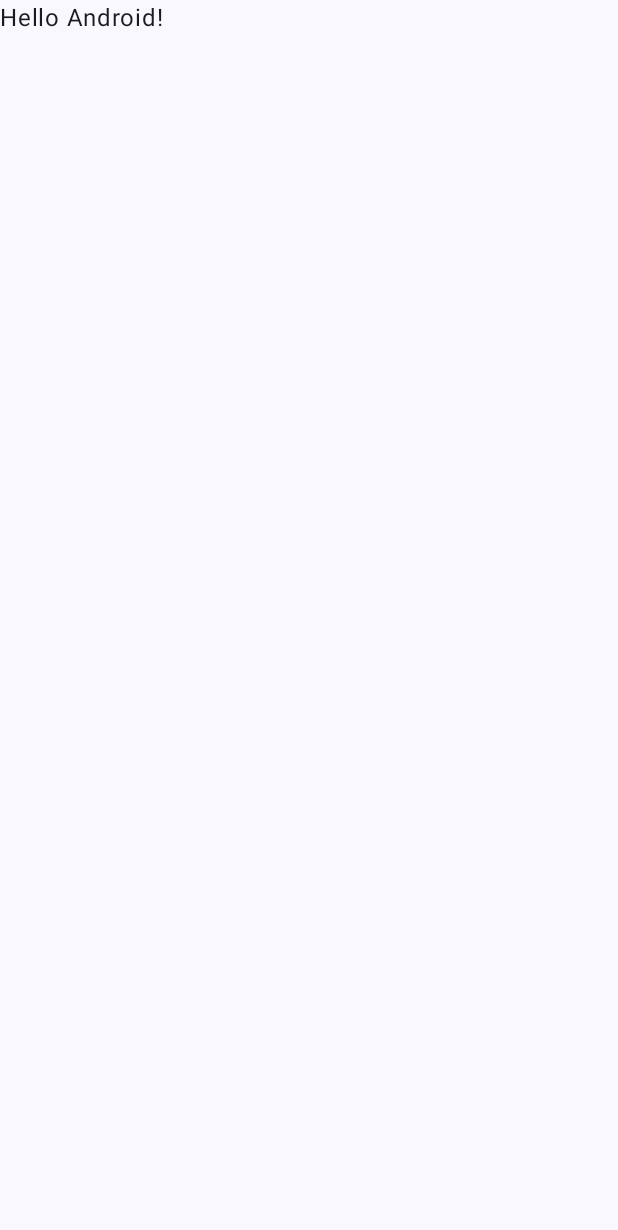
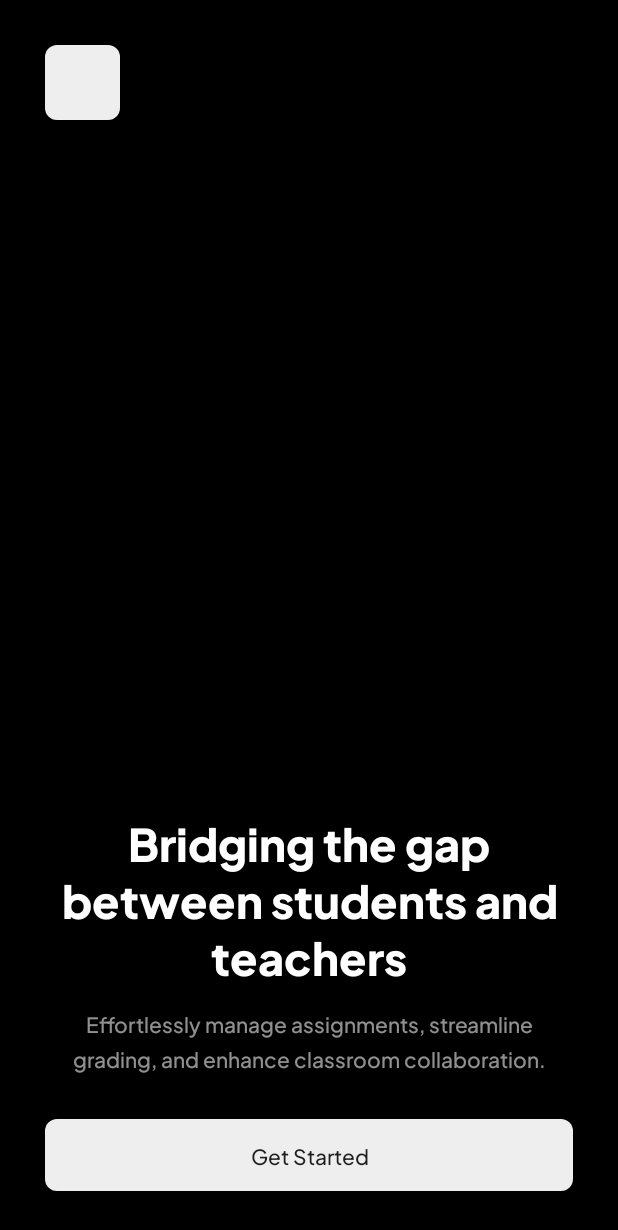
Before and after one commit to kyeboard/classroom, an Android app built with Jetpack Compose: the screen it shows after launch (MainActivity), on a phone screen of 412 x 824 dp. Before the commit the part shown is almost empty. Shown: the top 1230 px of the screen. Run offline under Robolectric (Android 15) with nearby library versions, the phone set to English and light mode, and no system bars.

Commit message:
Create onboarding page

```diff
--- a/app/build.gradle
+++ b/app/build.gradle
@@ -56,6 +56,7 @@ dependencies {
     implementation 'androidx.compose.ui:ui-graphics'
     implementation 'androidx.compose.ui:ui-tooling-preview'
     implementation 'androidx.compose.material3:material3'
+    implementation 'androidx.constraintlayout:constraintlayout:2.1.4'
     testImplementation 'junit:junit:4.13.2'
     androidTestImplementation 'androidx.test.ext:junit:1.1.5'
     androidTestImplementation 'androidx.test.espresso:espresso-core:3.5.1'
--- a/app/src/main/java/me/kyeboard/oxide/MainActivity.kt
+++ b/app/src/main/java/me/kyeboard/oxide/MainActivity.kt
@@ -15,32 +15,6 @@ import me.kyeboard.oxide.ui.theme.OxideTheme
 class MainActivity : ComponentActivity() {
     override fun onCreate(savedInstanceState: Bundle?) {
         super.onCreate(savedInstanceState)
-        setContent {
-            OxideTheme {
-                // A surface container using the 'background' color from the theme
-                Surface(
-                    modifier = Modifier.fillMaxSize(),
-                    color = MaterialTheme.colorScheme.background
-                ) {
-                    Greeting("Android")
-                }
-            }
-        }
+        setContentView(R.layout.activity_main)
     }
 }
-
-@Composable
-fun Greeting(name: String, modifier: Modifier = Modifier) {
-    Text(
-        text = "Hello $name!",
-        modifier = modifier
-    )
-}
-
-@Preview(showBackground = true)
-@Composable
-fun GreetingPreview() {
-    OxideTheme {
-        Greeting("Android")
-    }
-}
--- /dev/null
+++ b/app/src/main/res/drawable/rounded.xml
@@ -0,0 +1,9 @@
+<?xml version="1.0" encoding="utf-8"?>
+<shape xmlns:android="http://schemas.android.com/apk/res/android"
+    android:shape="rectangle">
+    <solid android:color="#eeffffff" />
+    <corners android:bottomRightRadius="8dp"
+        android:bottomLeftRadius="8dp"
+        android:topRightRadius="8dp"
+        android:topLeftRadius="8dp"/>
+</shape>
--- /dev/null
+++ b/app/src/main/res/layout/activity_main.xml
@@ -0,0 +1,60 @@
+<?xml version="1.0" encoding="utf-8"?>
+<androidx.constraintlayout.widget.ConstraintLayout xmlns:android="http://schemas.android.com/apk/res/android"
+    xmlns:app="http://schemas.android.com/apk/res-auto"
+    xmlns:tools="http://schemas.android.com/tools"
+    android:background="@color/black"
+    android:layout_width="match_parent"
+    android:padding="30dp"
+    android:layout_height="match_parent">
+
+
+    <Button
+        android:id="@+id/button2"
+        android:layout_width="50dp"
+        android:layout_height="50dp"
+        android:backgroundTint="@color/white"
+        android:background="@drawable/rounded"
+        android:text=""
+        app:layout_constraintStart_toStartOf="parent"
+        app:layout_constraintTop_toTopOf="parent" />
+
+    <Button
+        android:id="@+id/button"
+        android:layout_width="match_parent"
+        android:fontFamily="@font/plusjakartasans_medium"
+        android:background="@drawable/rounded"
+        android:layout_height="wrap_content"
+        android:textAllCaps="false"
+        android:text="@string/login_button_home"
+        app:layout_constraintBottom_toBottomOf="parent"
+        app:layout_constraintEnd_toEndOf="parent"
+        app:layout_constraintStart_toStartOf="parent" />
+
+    <TextView
+        android:id="@+id/textView"
+        android:layout_width="wrap_content"
+        android:layout_height="wrap_content"
+        android:text="@string/app_description"
+        android:textColor="#90FFFFFF"
+        android:fontFamily="@font/plusjakartasans_medium"
+        android:textAlignment="center"
+        android:lineHeight="23dp"
+        android:layout_marginBottom="30dp"
+        app:layout_constraintBottom_toTopOf="@+id/button"
+        app:layout_constraintEnd_toEndOf="parent"
+        app:layout_constraintStart_toStartOf="parent" />
+
+    <TextView
+        android:id="@+id/textView2"
+        android:layout_width="wrap_content"
+        android:layout_height="wrap_content"
+        android:text="Bridging the gap between students and teachers"
+        android:textColor="@color/white"
+        android:textAlignment="center"
+        android:textSize="30sp"
+        android:layout_marginBottom="10dp"
+        android:fontFamily="@font/plusjakartasans_extrabold"
+        app:layout_constraintBottom_toTopOf="@+id/textView"
+        app:layout_constraintEnd_toEndOf="parent"
+        app:layout_constraintStart_toStartOf="parent" />
+</androidx.constraintlayout.widget.ConstraintLayout>
--- a/app/src/main/res/values/strings.xml
+++ b/app/src/main/res/values/strings.xml
@@ -1,3 +1,5 @@
 <resources>
     <string name="app_name">Oxide</string>
+    <string name="login_button_home">Get Started</string>
+    <string name="app_description">Effortlessly manage assignments, streamline grading, and enhance classroom collaboration.</string>
 </resources>
--- a/app/src/main/res/values/themes.xml
+++ b/app/src/main/res/values/themes.xml
@@ -1,5 +1,6 @@
 <?xml version="1.0" encoding="utf-8"?>
 <resources>
-
-    <style name="Theme.Oxide" parent="android:Theme.Material.Light.NoActionBar" />
+    <style name="Theme.Oxide" parent="android:Theme.Material.Light.NoActionBar">
+        <item name="android:statusBarColor">@color/black</item>
+    </style>
 </resources>
```
Also changed, not shown: app/src/main/res/font/plusjakartasans_extrabold.ttf (added), app/src/main/res/font/plusjakartasans_medium.ttf (added).
